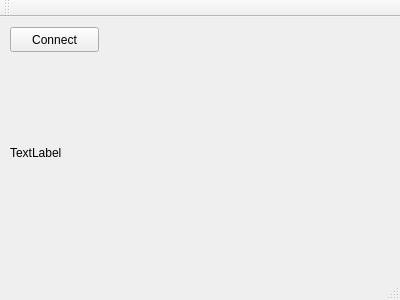
Old version of the form Gui/AerialCraneCommandCenter/mainwindow.ui in the repository rddyas002/AerialCrane.
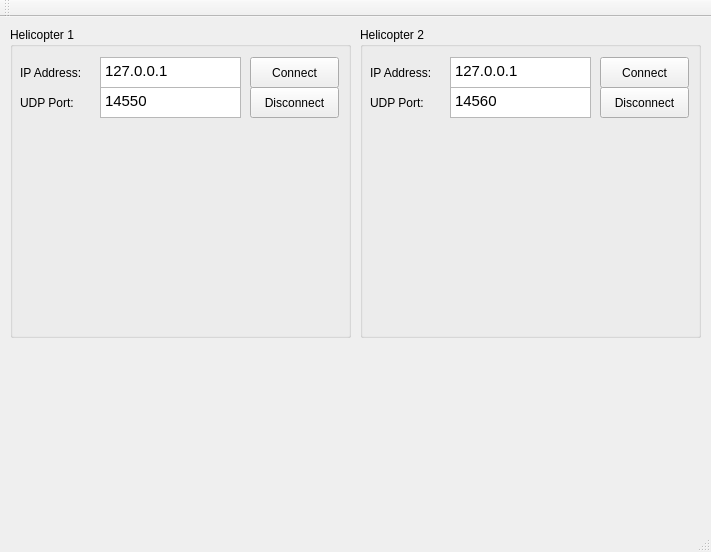
New version of the form.

```diff
--- a/Gui/AerialCraneCommandCenter/mainwindow.ui
+++ b/Gui/AerialCraneCommandCenter/mainwindow.ui
@@ -6,39 +6,211 @@
    <rect>
     <x>0</x>
     <y>0</y>
-    <width>400</width>
-    <height>300</height>
+    <width>711</width>
+    <height>552</height>
    </rect>
   </property>
   <property name="windowTitle">
    <string>MainWindow</string>
   </property>
   <widget class="QWidget" name="centralWidget">
-   <widget class="QPushButton" name="pushButton">
+   <widget class="QGroupBox" name="groupBox">
     <property name="geometry">
      <rect>
       <x>10</x>
       <y>10</y>
-      <width>89</width>
-      <height>25</height>
+      <width>341</width>
+      <height>311</height>
      </rect>
     </property>
-    <property name="text">
-     <string>Connect</string>
+    <property name="title">
+     <string>Helicopter 1</string>
     </property>
+    <widget class="QLabel" name="lblSerialRx">
+     <property name="geometry">
+      <rect>
+       <x>10</x>
+       <y>30</y>
+       <width>111</width>
+       <height>31</height>
+      </rect>
+     </property>
+     <property name="text">
+      <string>IP Address:</string>
+     </property>
+    </widget>
+    <widget class="QPushButton" name="connectH1">
+     <property name="geometry">
+      <rect>
+       <x>240</x>
+       <y>30</y>
+       <width>89</width>
+       <height>31</height>
+      </rect>
+     </property>
+     <property name="text">
+      <string>Connect</string>
+     </property>
+    </widget>
+    <widget class="QPushButton" name="disconnectH1">
+     <property name="geometry">
+      <rect>
+       <x>240</x>
+       <y>60</y>
+       <width>89</width>
+       <height>31</height>
+      </rect>
+     </property>
+     <property name="text">
+      <string>Disconnect</string>
+     </property>
+    </widget>
+    <widget class="QLabel" name="lblSerialRx_2">
+     <property name="geometry">
+      <rect>
+       <x>10</x>
+       <y>60</y>
+       <width>111</width>
+       <height>31</height>
+      </rect>
+     </property>
+     <property name="text">
+      <string>UDP Port:</string>
+     </property>
+    </widget>
+    <widget class="QTextEdit" name="txtIpH1">
+     <property name="geometry">
+      <rect>
+       <x>90</x>
+       <y>30</y>
+       <width>141</width>
+       <height>31</height>
+      </rect>
+     </property>
+     <property name="html">
+      <string>&lt;!DOCTYPE HTML PUBLIC &quot;-//W3C//DTD HTML 4.0//EN&quot; &quot;http://www.w3.org/TR/REC-html40/strict.dtd&quot;&gt;
+&lt;html&gt;&lt;head&gt;&lt;meta name=&quot;qrichtext&quot; content=&quot;1&quot; /&gt;&lt;style type=&quot;text/css&quot;&gt;
+p, li { white-space: pre-wrap; }
+&lt;/style&gt;&lt;/head&gt;&lt;body style=&quot; font-family:'Ubuntu'; font-size:11pt; font-weight:400; font-style:normal;&quot;&gt;
+&lt;p style=&quot; margin-top:0px; margin-bottom:0px; margin-left:0px; margin-right:0px; -qt-block-indent:0; text-indent:0px;&quot;&gt;127.0.0.1&lt;/p&gt;&lt;/body&gt;&lt;/html&gt;</string>
+     </property>
+    </widget>
+    <widget class="QTextEdit" name="txtPortH1">
+     <property name="geometry">
+      <rect>
+       <x>90</x>
+       <y>60</y>
+       <width>141</width>
+       <height>31</height>
+      </rect>
+     </property>
+     <property name="html">
+      <string>&lt;!DOCTYPE HTML PUBLIC &quot;-//W3C//DTD HTML 4.0//EN&quot; &quot;http://www.w3.org/TR/REC-html40/strict.dtd&quot;&gt;
+&lt;html&gt;&lt;head&gt;&lt;meta name=&quot;qrichtext&quot; content=&quot;1&quot; /&gt;&lt;style type=&quot;text/css&quot;&gt;
+p, li { white-space: pre-wrap; }
+&lt;/style&gt;&lt;/head&gt;&lt;body style=&quot; font-family:'Ubuntu'; font-size:11pt; font-weight:400; font-style:normal;&quot;&gt;
+&lt;p style=&quot; margin-top:0px; margin-bottom:0px; margin-left:0px; margin-right:0px; -qt-block-indent:0; text-indent:0px;&quot;&gt;14550&lt;/p&gt;&lt;/body&gt;&lt;/html&gt;</string>
+     </property>
+    </widget>
    </widget>
-   <widget class="QLabel" name="lblSerialRx">
+   <widget class="QGroupBox" name="groupBox_2">
     <property name="geometry">
      <rect>
-      <x>10</x>
-      <y>40</y>
-      <width>381</width>
-      <height>191</height>
+      <x>360</x>
+      <y>10</y>
+      <width>341</width>
+      <height>311</height>
      </rect>
     </property>
-    <property name="text">
-     <string>TextLabel</string>
+    <property name="title">
+     <string>Helicopter 2</string>
     </property>
+    <widget class="QLabel" name="lblSerialRx_3">
+     <property name="geometry">
+      <rect>
+       <x>10</x>
+       <y>30</y>
+       <width>111</width>
+       <height>31</height>
+      </rect>
+     </property>
+     <property name="text">
+      <string>IP Address:</string>
+     </property>
+    </widget>
+    <widget class="QPushButton" name="connectH2">
+     <property name="geometry">
+      <rect>
+       <x>240</x>
+       <y>30</y>
+       <width>89</width>
+       <height>31</height>
+      </rect>
+     </property>
+     <property name="text">
+      <string>Connect</string>
+     </property>
+    </widget>
+    <widget class="QPushButton" name="disconnectH2">
+     <property name="geometry">
+      <rect>
+       <x>240</x>
+       <y>60</y>
+       <width>89</width>
+       <height>31</height>
+      </rect>
+     </property>
+     <property name="text">
+      <string>Disconnect</string>
+     </property>
+    </widget>
+    <widget class="QLabel" name="lblSerialRx_4">
+     <property name="geometry">
+      <rect>
+       <x>10</x>
+       <y>60</y>
+       <width>111</width>
+       <height>31</height>
+      </rect>
+     </property>
+     <property name="text">
+      <string>UDP Port:</string>
+     </property>
+    </widget>
+    <widget class="QTextEdit" name="txtIpH2">
+     <property name="geometry">
+      <rect>
+       <x>90</x>
+       <y>30</y>
+       <width>141</width>
+       <height>31</height>
+      </rect>
+     </property>
+     <property name="html">
+      <string>&lt;!DOCTYPE HTML PUBLIC &quot;-//W3C//DTD HTML 4.0//EN&quot; &quot;http://www.w3.org/TR/REC-html40/strict.dtd&quot;&gt;
+&lt;html&gt;&lt;head&gt;&lt;meta name=&quot;qrichtext&quot; content=&quot;1&quot; /&gt;&lt;style type=&quot;text/css&quot;&gt;
+p, li { white-space: pre-wrap; }
+&lt;/style&gt;&lt;/head&gt;&lt;body style=&quot; font-family:'Ubuntu'; font-size:11pt; font-weight:400; font-style:normal;&quot;&gt;
+&lt;p style=&quot; margin-top:0px; margin-bottom:0px; margin-left:0px; margin-right:0px; -qt-block-indent:0; text-indent:0px;&quot;&gt;127.0.0.1&lt;/p&gt;&lt;/body&gt;&lt;/html&gt;</string>
+     </property>
+    </widget>
+    <widget class="QTextEdit" name="txtPortH2">
+     <property name="geometry">
+      <rect>
+       <x>90</x>
+       <y>60</y>
+       <width>141</width>
+       <height>31</height>
+      </rect>
+     </property>
+     <property name="html">
+      <string>&lt;!DOCTYPE HTML PUBLIC &quot;-//W3C//DTD HTML 4.0//EN&quot; &quot;http://www.w3.org/TR/REC-html40/strict.dtd&quot;&gt;
+&lt;html&gt;&lt;head&gt;&lt;meta name=&quot;qrichtext&quot; content=&quot;1&quot; /&gt;&lt;style type=&quot;text/css&quot;&gt;
+p, li { white-space: pre-wrap; }
+&lt;/style&gt;&lt;/head&gt;&lt;body style=&quot; font-family:'Ubuntu'; font-size:11pt; font-weight:400; font-style:normal;&quot;&gt;
+&lt;p style=&quot; margin-top:0px; margin-bottom:0px; margin-left:0px; margin-right:0px; -qt-block-indent:0; text-indent:0px;&quot;&gt;14560&lt;/p&gt;&lt;/body&gt;&lt;/html&gt;</string>
+     </property>
+    </widget>
    </widget>
   </widget>
   <widget class="QMenuBar" name="menuBar">
```
Left out of the diff: 2 changed lines with no effect on the pictures.
